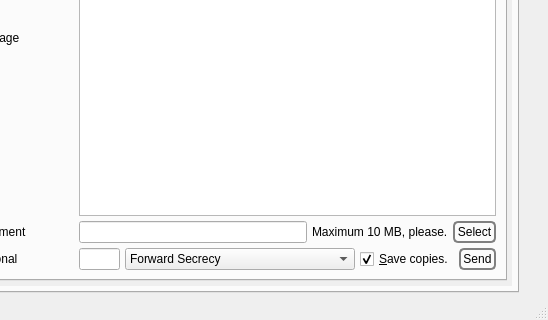
This is branches/trunk/GoldBug-UI/controlcenter.ui in textbrowser/spot-on as Qt 5 draws it before an edit; both pictures show x 112 to 660 and y 480 to 800 of the 660 by 800 pixel window. The edited form follows.
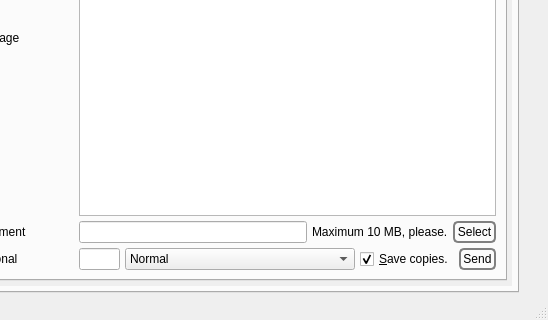
This is the edited form. The open tabs and pages were chosen to show the change. Icons and pictures are not drawn. Custom widgets are drawn as their Qt base class.

```diff
--- a/branches/trunk/GoldBug-UI/controlcenter.ui
+++ b/branches/trunk/GoldBug-UI/controlcenter.ui
@@ -1229,7 +1229,7 @@
              <x>0</x>
              <y>0</y>
              <width>648</width>
-             <height>650</height>
+             <height>665</height>
             </rect>
            </property>
            <layout class="QVBoxLayout" name="verticalLayout_55">
@@ -2379,7 +2379,7 @@
                     <item>
                      <widget class="QComboBox" name="email_fs_gb">
                       <property name="currentIndex">
-                       <number>0</number>
+                       <number>2</number>
                       </property>
                       <property name="sizeAdjustPolicy">
                        <enum>QComboBox::AdjustToContents</enum>
```
Left out of the diff: 16 changed lines with no effect on the pictures.
